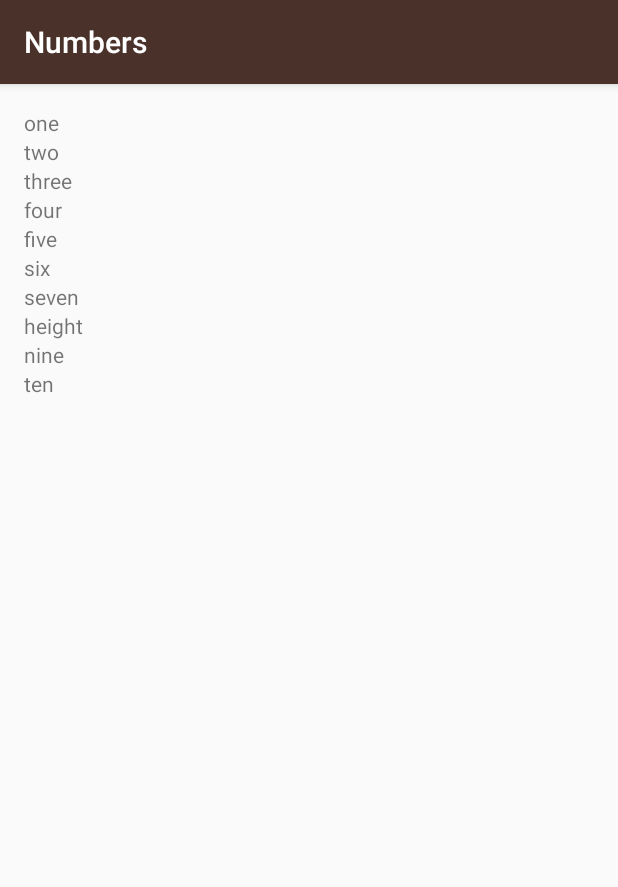
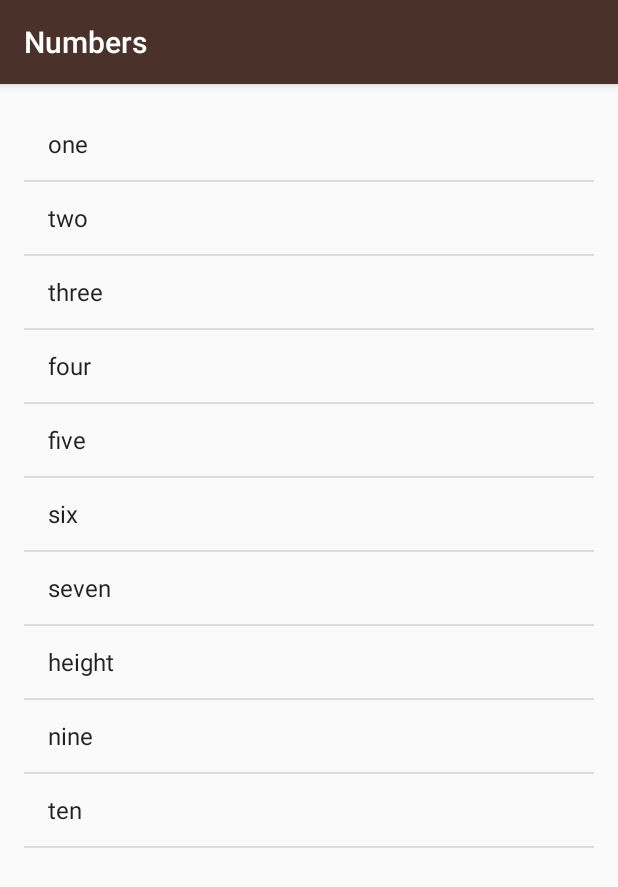
Before and after one commit to kboul/MiwokApp, an Android app: the NumbersActivity screen opened directly, with no data from a screen before it, on a phone screen of 412 x 824 dp. Shown: the top 887 px of the screen. Run offline under Robolectric (Android 15) with nearby library versions, the light colour scheme and no system bars.

Commit message:
Use ArrayAdapter & ListView for NumbersActivity

```diff
--- a/app/src/main/java/com/example/android/miwok/NumbersActivity.java
+++ b/app/src/main/java/com/example/android/miwok/NumbersActivity.java
@@ -5,12 +5,12 @@
 import android.os.Bundle;
 import android.util.Log;
 import android.view.View;
+import android.widget.ArrayAdapter;
 import android.widget.LinearLayout;
+import android.widget.ListView;
 import android.widget.TextView;
 
 import java.util.ArrayList;
-
-import static com.example.android.miwok.R.id.rootView;
 
 public class NumbersActivity extends AppCompatActivity {
 
@@ -31,17 +31,13 @@
         words.add("nine");
         words.add("ten");
 
-        //Find the LinearLayout rootView and store it in a variable
-        LinearLayout rootView = (LinearLayout)findViewById(R.id.rootView);
+        // Create an {@link ArrayAdapter}, whose data source is a list of Strings
+        ArrayAdapter<String> itemsAdapter = new ArrayAdapter<String>(this, android.R.layout.simple_list_item_1, words);
 
-        //Create dynamically TextViews in Java code
-        for (int i = 0; i < words.size(); i++) {
-            //Create a new TextView
-            TextView wordView = new TextView(this); //this refers to the NumberActivity class
-            //Set the text to be the word at the current index
-            wordView.setText(words.get(i));
-            //Add this TextView as another child to the root view of this layout
-            rootView.addView(wordView);
-        }
+        // Find the {@link ListView} object in the view hierarchy of the {@link Activity}.
+        ListView listView = (ListView) findViewById(R.id.list);
+
+        // Make the {@link ListView} use the {@link ArrayAdapter} we created above
+        listView.setAdapter(itemsAdapter);
     }
 }
--- a/app/src/main/res/layout/activity_numbers.xml
+++ b/app/src/main/res/layout/activity_numbers.xml
@@ -1,13 +1,12 @@
 <?xml version="1.0" encoding="utf-8"?>
-<LinearLayout
-    xmlns:android="http://schemas.android.com/apk/res/android"
-    xmlns:app="http://schemas.android.com/apk/res-auto"
+<ListView xmlns:android="http://schemas.android.com/apk/res/android"
     xmlns:tools="http://schemas.android.com/tools"
+    android:id="@+id/list"
+    android:orientation="vertical"
     android:layout_width="match_parent"
     android:layout_height="match_parent"
-    android:padding="16dp"
-    android:orientation="vertical"
-    android:id="@+id/rootView"
-    tools:context="com.example.android.miwok.NumbersActivity">
-
-</LinearLayout>
+    android:paddingBottom="@dimen/activity_vertical_margin"
+    android:paddingLeft="@dimen/activity_horizontal_margin"
+    android:paddingRight="@dimen/activity_horizontal_margin"
+    android:paddingTop="@dimen/activity_vertical_margin"
+    tools:context="com.example.android.miwok.NumbersActivity"/>
```
